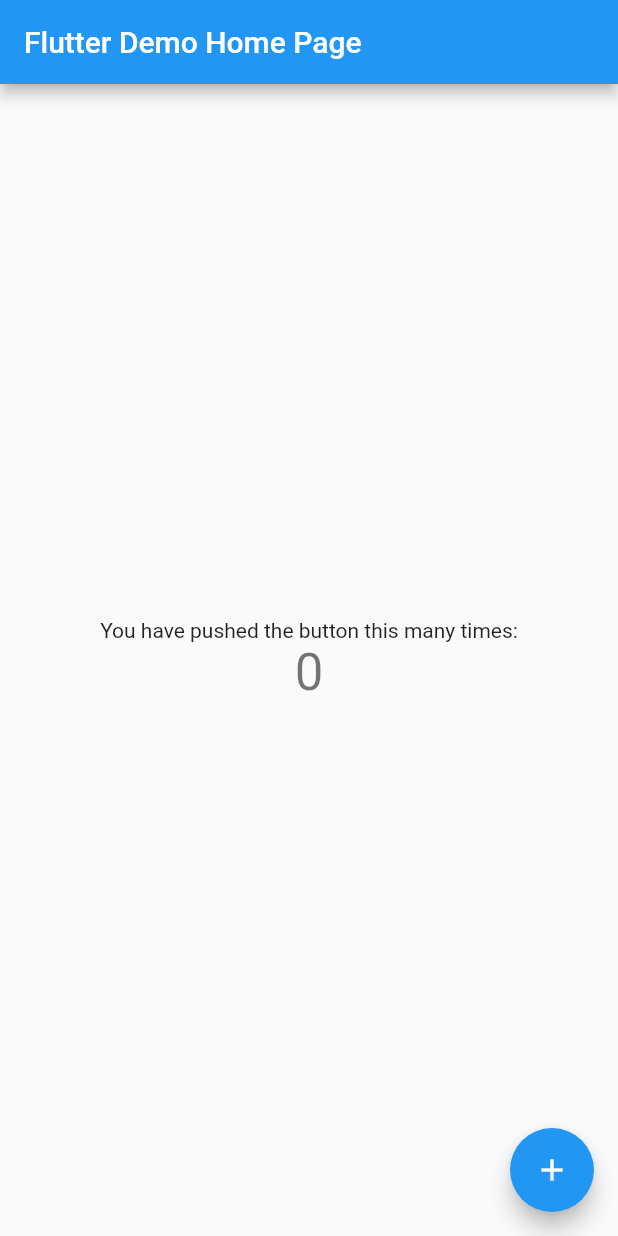
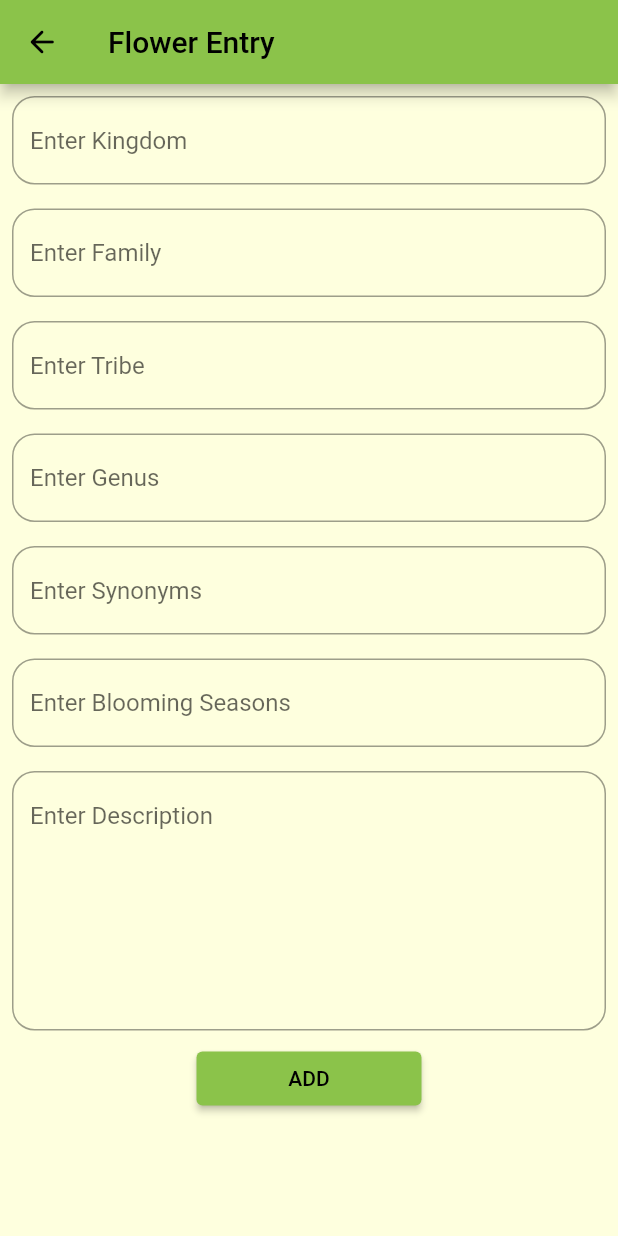
Before and after one commit to lochana-vishwajith/Flower_app, a Flutter app: the screen it shows after launch, on a phone screen of 412 x 824 dp. Run offline on Flutter 3.47's test engine with Material 2 defaults, Android fonts, the phone set to English and light mode, and no system bars; our stand-ins replace image_picker.

Commit message:
admin input added except for images

```diff
--- a/client/lib/main.dart
+++ b/client/lib/main.dart
@@ -1,3 +1,4 @@
+import 'package:client/screens/admin/flowerEntry.dart';
 import 'package:flutter/material.dart';
 
 void main() {
@@ -22,94 +23,10 @@ class MyApp extends StatelessWidget {
         // or simply save your changes to "hot reload" in a Flutter IDE).
         // Notice that the counter didn't reset back to zero; the application
         // is not restarted.
-        primarySwatch: Colors.blue,
+        primarySwatch: Colors.lightGreen,
+        scaffoldBackgroundColor: Color.fromARGB(255, 254, 255, 222),
       ),
-      home: const MyHomePage(title: 'Flutter Demo Home Page'),
+      home: FlowerEntry(),
     );
   }
 }
-
-class MyHomePage extends StatefulWidget {
-  const MyHomePage({Key? key, required this.title}) : super(key: key);
-
-  // This widget is the home page of your application. It is stateful, meaning
-  // that it has a State object (defined below) that contains fields that affect
-  // how it looks.
-
-  // This class is the configuration for the state. It holds the values (in this
-  // case the title) provided by the parent (in this case the App widget) and
-  // used by the build method of the State. Fields in a Widget subclass are
-  // always marked "final".
-
-  final String title;
-
-  @override
-  State<MyHomePage> createState() => _MyHomePageState();
-}
-
-class _MyHomePageState extends State<MyHomePage> {
-  int _counter = 0;
-
-  void _incrementCounter() {
-    setState(() {
-      // This call to setState tells the Flutter framework that something has
-      // changed in this State, which causes it to rerun the build method below
-      // so that the display can reflect the updated values. If we changed
-      // _counter without calling setState(), then the build method would not be
-      // called again, and so nothing would appear to happen.
-      _counter++;
-    });
-  }
-
-  @override
-  Widget build(BuildContext context) {
-    // This method is rerun every time setState is called, for instance as done
-    // by the _incrementCounter method above.
-    //
-    // The Flutter framework has been optimized to make rerunning build methods
-    // fast, so that you can just rebuild anything that needs updating rather
-    // than having to individually change instances of widgets.
-    return Scaffold(
-      appBar: AppBar(
-        // Here we take the value from the MyHomePage object that was created by
-        // the App.build method, and use it to set our appbar title.
-        title: Text(widget.title),
-      ),
-      body: Center(
-        // Center is a layout widget. It takes a single child and positions it
-        // in the middle of the parent.
-        child: Column(
-          // Column is also a layout widget. It takes a list of children and
-          // arranges them vertically. By default, it sizes itself to fit its
-          // children horizontally, and tries to be as tall as its parent.
-          //
-          // Invoke "debug painting" (press "p" in the console, choose the
-          // "Toggle Debug Paint" action from the Flutter Inspector in Android
-          // Studio, or the "Toggle Debug Paint" command in Visual Studio Code)
-          // to see the wireframe for each widget.
-          //
-          // Column has various properties to control how it sizes itself and
-          // how it positions its children. Here we use mainAxisAlignment to
-          // center the children vertically; the main axis here is the vertical
-          // axis because Columns are vertical (the cross axis would be
-          // horizontal).
-          mainAxisAlignment: MainAxisAlignment.center,
-          children: <Widget>[
-            const Text(
-              'You have pushed the button this many times:',
-            ),
-            Text(
-              '$_counter',
-              style: Theme.of(context).textTheme.headline4,
-            ),
-          ],
-        ),
-      ),
-      floatingActionButton: FloatingActionButton(
-        onPressed: _incrementCounter,
-        tooltip: 'Increment',
-        child: const Icon(Icons.add),
-      ), // This trailing comma makes auto-formatting nicer for build methods.
-    );
-  }
-}
--- /dev/null
+++ b/client/lib/screens/admin/flowerEntry.dart
@@ -0,0 +1,203 @@
+import 'package:flutter/material.dart';
+import 'package:image_picker/image_picker.dart';
+
+class FlowerEntry extends StatefulWidget {
+  const FlowerEntry({Key? key}) : super(key: key);
+
+  @override
+  State<FlowerEntry> createState() => _FlowerEntryState();
+}
+
+class _FlowerEntryState extends State<FlowerEntry> {
+  final GlobalKey<FormState> _formKey = GlobalKey<FormState>();
+  final ImagePicker _imagePicker = ImagePicker();
+  List<XFile>? _imageList = [];
+
+  late String _kingdom;
+  late String _family;
+  late String _tribe;
+  late String _genus;
+  late String _synonym;
+  late String _bloom;
+  late String _description;
+
+  Widget _InputKingdomField() {
+    return TextFormField(
+      decoration: InputDecoration(
+          hintText: 'Enter Kingdom',
+          border: OutlineInputBorder(
+              borderRadius: BorderRadius.circular(15),
+              borderSide: const BorderSide(
+                  color: Color.fromARGB(255, 82, 115, 77), width: 0.8))),
+      onSaved: (value) {
+        _kingdom = value.toString();
+      },
+    );
+  }
+
+  Widget _InputFamilyField() {
+    return TextFormField(
+      decoration: InputDecoration(
+          hintText: 'Enter Family',
+          border: OutlineInputBorder(
+              borderRadius: BorderRadius.circular(15),
+              borderSide: const BorderSide(
+                  color: Color.fromARGB(255, 82, 115, 77), width: 0.8))),
+      onSaved: (value) {
+        _family = value.toString();
+      },
+    );
+  }
+
+  Widget _InputTribeField() {
+    return TextFormField(
+      decoration: InputDecoration(
+          hintText: 'Enter Tribe',
+          border: OutlineInputBorder(
+              borderRadius: BorderRadius.circular(15),
+              borderSide: const BorderSide(
+                  color: Color.fromARGB(255, 82, 115, 77), width: 0.8))),
+      onSaved: (value) {
+        _tribe = value.toString();
+      },
+    );
+  }
+
+  Widget _InputGenusField() {
+    return TextFormField(
+      decoration: InputDecoration(
+          hintText: 'Enter Genus',
+          border: OutlineInputBorder(
+              borderRadius: BorderRadius.circular(15),
+              borderSide: const BorderSide(
+                  color: Color.fromARGB(255, 82, 115, 77), width: 0.8))),
+      onSaved: (value) {
+        _genus = value.toString();
+      },
+    );
+  }
+
+  Widget _InputSynonymField() {
+    return TextFormField(
+      decoration: InputDecoration(
+          hintText: 'Enter Synonyms',
+          border: OutlineInputBorder(
+              borderRadius: BorderRadius.circular(15),
+              borderSide: const BorderSide(
+                  color: Color.fromARGB(255, 82, 115, 77), width: 0.8))),
+      onSaved: (value) {
+        _synonym = value.toString();
+      },
+    );
+  }
+
+  Widget _InputBloomingField() {
+    return TextFormField(
+      decoration: InputDecoration(
+          hintText: 'Enter Blooming Seasons',
+          border: OutlineInputBorder(
+              borderRadius: BorderRadius.circular(15),
+              borderSide: const BorderSide(
+                  color: Color.fromARGB(255, 82, 115, 77), width: 0.8))),
+      onSaved: (value) {
+        _bloom = value.toString();
+      },
+    );
+  }
+
+  Widget _InputDescriptionField() {
+    return TextFormField(
+      decoration: InputDecoration(
+          hintText: 'Enter Description',
+          border: OutlineInputBorder(
+              borderRadius: BorderRadius.circular(15),
+              borderSide: const BorderSide(
+                  color: Color.fromARGB(255, 82, 115, 77), width: 0.8))),
+      onSaved: (value) {
+        _description = value.toString();
+      },
+      maxLines: 7,
+    );
+  }
+
+  Widget _InputImages() {
+    return Stack(
+      children: [
+        OutlinedButton(
+          onPressed: () {
+            selectImages();
+          },
+          child: Text('Select Images'),
+        ),
+        Expanded(
+          child: GridView.builder(
+              gridDelegate: const SliverGridDelegateWithFixedCrossAxisCount(
+                  crossAxisCount: 2),
+              itemCount: 2,
+              itemBuilder: (BuildContext context, int index) {
+                return const Text('Hello');
+              }),
+        )
+      ],
+    );
+  }
+
+  void selectImages() async {
+    final XFile? images =
+        await _imagePicker.pickImage(source: ImageSource.gallery);
+    print(images!.path.toString());
+  }
+
+  @override
+  Widget build(BuildContext context) {
+    return Scaffold(
+      appBar: AppBar(
+        title: const Text('Flower Entry'),
+        leading: IconButton(
+          icon: Icon(Icons.arrow_back_rounded),
+          onPressed: () {},
+        ),
+      ),
+      body: SingleChildScrollView(
+        child: Form(
+          key: _formKey,
+          child: Column(children: [
+            Padding(
+              padding: const EdgeInsets.all(8.0),
+              child: _InputKingdomField(),
+            ),
+            Padding(
+                padding: const EdgeInsets.all(8.0), child: _InputFamilyField()),
+            Padding(
+              padding: const EdgeInsets.all(8.0),
+              child: _InputTribeField(),
+            ),
+            Padding(
+              padding: const EdgeInsets.all(8.0),
+              child: _InputGenusField(),
+            ),
+            Padding(
+              padding: const EdgeInsets.all(8.0),
+              child: _InputSynonymField(),
+            ),
+            Padding(
+              padding: const EdgeInsets.all(8.0),
+              child: _InputBloomingField(),
+            ),
+            Padding(
+              padding: const EdgeInsets.all(8.0),
+              child: _InputDescriptionField(),
+            ),
+            SizedBox(
+              width: 150,
+              child: ElevatedButton(
+                child: const Text('ADD'),
+                onPressed: () {},
+              ),
+            ),
+          ]),
+        ),
+      ),
+    );
+  }
+}
--- a/client/pubspec.yaml
+++ b/client/pubspec.yaml
@@ -34,6 +34,7 @@ dependencies:
   # The following adds the Cupertino Icons font to your application.
   # Use with the CupertinoIcons class for iOS style icons.
   cupertino_icons: ^1.0.2
+  image_picker: ^0.8.4+10
 
 dev_dependencies:
   flutter_test:
```
Also changed, not shown: client/pubspec.lock, 1 other file.
